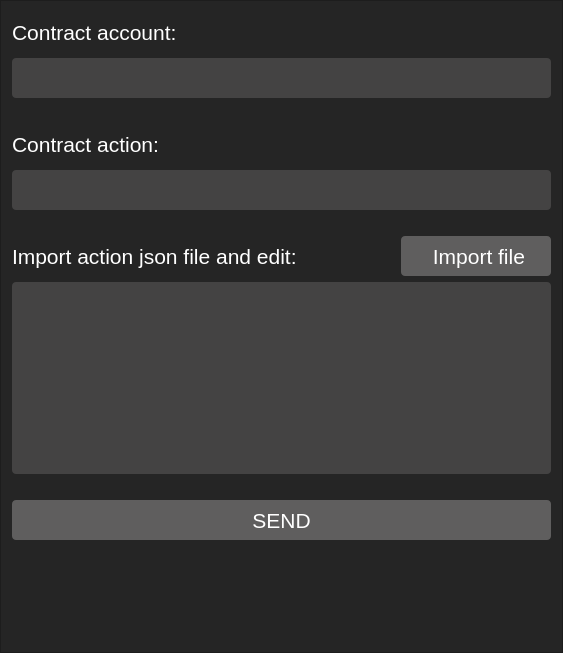
This is src/push/pushframe.ui in OracleChain/EOSDevHelper as Qt 5 draws it before an edit. The edited form follows.
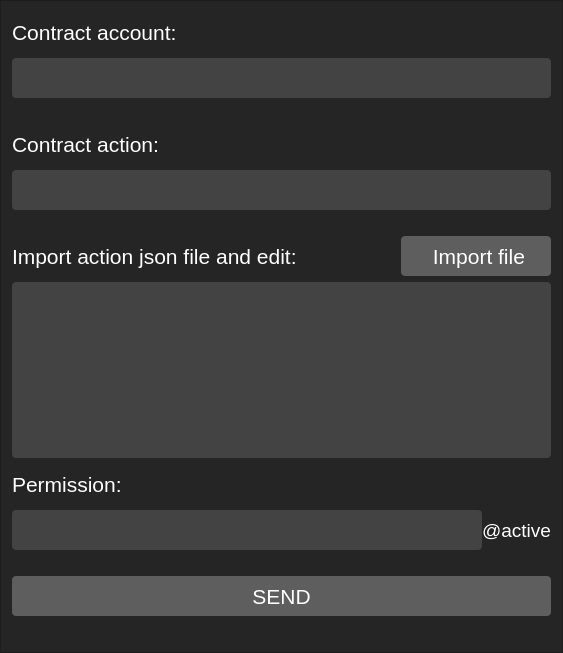
This is the edited form.

Patch:
```diff
--- a/src/push/pushframe.ui
+++ b/src/push/pushframe.ui
@@ -236,6 +236,85 @@
      </property>
     </widget>
    </item>
+   <item>
+    <widget class="QLabel" name="label">
+     <property name="minimumSize">
+      <size>
+       <width>0</width>
+       <height>40</height>
+      </size>
+     </property>
+     <property name="font">
+      <font>
+       <family>Arial</family>
+       <pointsize>16</pointsize>
+      </font>
+     </property>
+     <property name="styleSheet">
+      <string notr="true">background-color: rgb(37, 37, 37);
+color: rgb(255, 255, 255);</string>
+     </property>
+     <property name="text">
+      <string>Permission:</string>
+     </property>
+    </widget>
+   </item>
+   <item>
+    <layout class="QHBoxLayout" name="horizontalLayout_2">
+     <property name="spacing">
+      <number>0</number>
+     </property>
+     <item>
+      <widget class="QLineEdit" name="lineEditPermission">
+       <property name="minimumSize">
+        <size>
+         <width>0</width>
+         <height>40</height>
+        </size>
+       </property>
+       <property name="font">
+        <font>
+         <family>Arial</family>
+         <pointsize>14</pointsize>
+        </font>
+       </property>
+       <property name="styleSheet">
+        <string notr="true">background-color: rgb(68, 67, 67);
+color: rgb(255, 255, 255);
+border-radius: 4px;</string>
+       </property>
+      </widget>
+     </item>
+     <item>
+      <widget class="QLabel" name="label_2">
+       <property name="minimumSize">
+        <size>
+         <width>0</width>
+         <height>40</height>
+        </size>
+       </property>
+       <property name="maximumSize">
+        <size>
+         <width>16777215</width>
+         <height>40</height>
+        </size>
+       </property>
+       <property name="font">
+        <font>
+         <pointsize>14</pointsize>
+        </font>
+       </property>
+       <property name="styleSheet">
+        <string notr="true">background-color: rgb(37, 37, 37);
+color: rgb(255, 255, 255);</string>
+       </property>
+       <property name="text">
+        <string>@active</string>
+       </property>
+      </widget>
+     </item>
+    </layout>
+   </item>
    <item>
     <spacer name="verticalSpacer_5">
      <property name="orientation">
```
